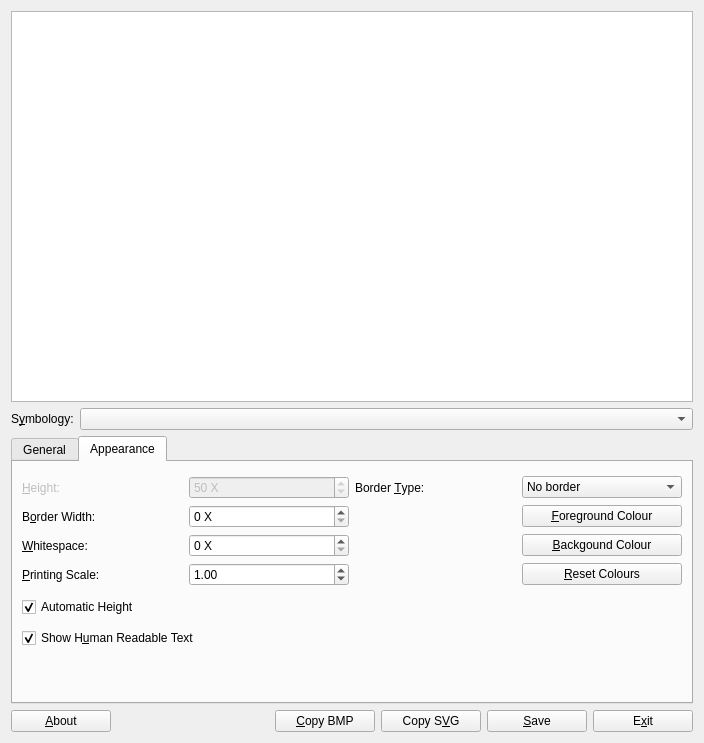
This is frontend_qt/mainWindow.ui in zint/zint as Qt 5 draws it before an edit. The edited form follows.
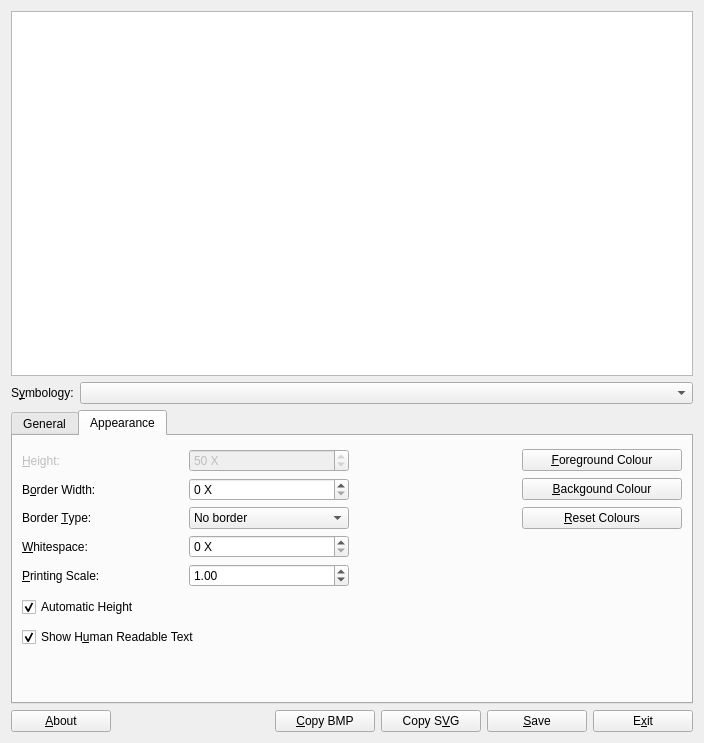
This is the edited form. Icons and pictures are not drawn.

```diff
--- a/frontend_qt/mainWindow.ui
+++ b/frontend_qt/mainWindow.ui
@@ -321,9 +321,25 @@
              </layout>
             </widget>
            </item>
+           <item>
+            <widget class="QCheckBox" name="chkEscape">
+             <property name="text">
+              <string>Parse Escape Sequences</string>
+             </property>
+             <property name="checked">
+              <bool>false</bool>
+             </property>
+            </widget>
+           </item>
           </layout>
          </widget>
          <widget class="QWidget" name="tabAppear">
+          <property name="maximumSize">
+           <size>
+            <width>678</width>
+            <height>16777215</height>
+           </size>
+          </property>
           <attribute name="title">
            <string>Appearance</string>
           </attribute>
@@ -346,45 +362,6 @@
                </property>
               </widget>
              </item>
-             <item row="1" column="0">
-              <widget class="QLabel" name="label_8">
-               <property name="text">
-                <string>B&amp;order Width:</string>
-               </property>
-               <property name="alignment">
-                <set>Qt::AlignLeading|Qt::AlignLeft|Qt::AlignVCenter</set>
-               </property>
-               <property name="buddy">
-                <cstring>bwidth</cstring>
-               </property>
-              </widget>
-             </item>
-             <item row="2" column="0">
-              <widget class="QLabel" name="lblWhitespace">
-               <property name="text">
-                <string>&amp;Whitespace:</string>
-               </property>
-               <property name="alignment">
-                <set>Qt::AlignLeading|Qt::AlignLeft|Qt::AlignVCenter</set>
-               </property>
-               <property name="buddy">
-                <cstring>spnWhitespace</cstring>
-               </property>
-              </widget>
-             </item>
-             <item row="3" column="0">
-              <widget class="QLabel" name="lblScale">
-               <property name="text">
-                <string>&amp;Printing Scale:</string>
-               </property>
-               <property name="alignment">
-                <set>Qt::AlignLeading|Qt::AlignLeft|Qt::AlignVCenter</set>
-               </property>
-               <property name="buddy">
-                <cstring>spnScale</cstring>
-               </property>
-              </widget>
-             </item>
              <item row="0" column="1">
               <widget class="QSpinBox" name="heightb">
                <property name="enabled">
@@ -407,6 +384,19 @@
                </property>
               </widget>
              </item>
+             <item row="1" column="0">
+              <widget class="QLabel" name="label_8">
+               <property name="text">
+                <string>B&amp;order Width:</string>
+               </property>
+               <property name="alignment">
+                <set>Qt::AlignLeading|Qt::AlignLeft|Qt::AlignVCenter</set>
+               </property>
+               <property name="buddy">
+                <cstring>bwidth</cstring>
+               </property>
+              </widget>
+             </item>
              <item row="1" column="1">
               <widget class="QSpinBox" name="bwidth">
                <property name="toolTip">
@@ -426,7 +416,55 @@
                </property>
               </widget>
              </item>
+             <item row="2" column="0">
+              <widget class="QLabel" name="label_9">
+               <property name="text">
+                <string>Border &amp;Type:</string>
+               </property>
+               <property name="alignment">
+                <set>Qt::AlignLeading|Qt::AlignLeft|Qt::AlignVCenter</set>
+               </property>
+               <property name="buddy">
+                <cstring>btype</cstring>
+               </property>
+              </widget>
+             </item>
              <item row="2" column="1">
+              <widget class="QComboBox" name="btype">
+               <property name="toolTip">
+                <string>Add border or box</string>
+               </property>
+               <item>
+                <property name="text">
+                 <string>No border</string>
+                </property>
+               </item>
+               <item>
+                <property name="text">
+                 <string>Bind</string>
+                </property>
+               </item>
+               <item>
+                <property name="text">
+                 <string>Box</string>
+                </property>
+               </item>
+              </widget>
+             </item>
+             <item row="3" column="0">
+              <widget class="QLabel" name="lblWhitespace">
+               <property name="text">
+                <string>&amp;Whitespace:</string>
+               </property>
+               <property name="alignment">
+                <set>Qt::AlignLeading|Qt::AlignLeft|Qt::AlignVCenter</set>
+               </property>
+               <property name="buddy">
+                <cstring>spnWhitespace</cstring>
+               </property>
+              </widget>
+             </item>
+             <item row="3" column="1">
               <widget class="QSpinBox" name="spnWhitespace">
                <property name="toolTip">
                 <string>Width of whitespace</string>
@@ -436,7 +474,20 @@
                </property>
               </widget>
              </item>
-             <item row="3" column="1">
+             <item row="4" column="0">
+              <widget class="QLabel" name="lblScale">
+               <property name="text">
+                <string>&amp;Printing Scale:</string>
+               </property>
+               <property name="alignment">
+                <set>Qt::AlignLeading|Qt::AlignLeft|Qt::AlignVCenter</set>
+               </property>
+               <property name="buddy">
+                <cstring>spnScale</cstring>
+               </property>
+              </widget>
+             </item>
+             <item row="4" column="1">
               <widget class="QDoubleSpinBox" name="spnScale">
                <property name="toolTip">
                 <string>Image scale when output to file</string>
@@ -462,41 +513,16 @@
               </widget>
              </item>
              <item row="0" column="2">
-              <widget class="QLabel" name="label_9">
+              <widget class="QLabel" name="label_dummyAppear02">
+               <property name="enabled">
+                <bool>false</bool>
+               </property>
                <property name="text">
-                <string>Border &amp;Type:</string>
-               </property>
-               <property name="alignment">
-                <set>Qt::AlignLeading|Qt::AlignLeft|Qt::AlignVCenter</set>
-               </property>
-               <property name="buddy">
-                <cstring>btype</cstring>
+                <string></string>
                </property>
               </widget>
              </item>
              <item row="0" column="3">
-              <widget class="QComboBox" name="btype">
-               <property name="toolTip">
-                <string>Add border or box</string>
-               </property>
-               <item>
-                <property name="text">
-                 <string>No border</string>
-                </property>
-               </item>
-               <item>
-                <property name="text">
-                 <string>Bind</string>
-                </property>
-               </item>
-               <item>
-                <property name="text">
-                 <string>Box</string>
-                </property>
-               </item>
-              </widget>
-             </item>
-             <item row="1" column="3">
               <widget class="QPushButton" name="fgcolor">
                <property name="toolTip">
                 <string>Change ink colour</string>
@@ -506,7 +532,17 @@
                </property>
               </widget>
              </item>
-             <item row="2" column="3">
+             <item row="1" column="2">
+              <widget class="QLabel" name="label_dummyAppear12">
+               <property name="enabled">
+                <bool>false</bool>
+               </property>
+               <property name="text">
+                <string></string>
+               </property>
+              </widget>
+             </item>
+             <item row="1" column="3">
               <widget class="QPushButton" name="bgcolor">
                <property name="toolTip">
                 <string>Change paper colour</string>
@@ -516,7 +552,17 @@
                </property>
               </widget>
              </item>
-             <item row="3" column="3">
+             <item row="2" column="2">
+              <widget class="QLabel" name="label_dummyAppear13">
+               <property name="enabled">
+                <bool>false</bool>
+               </property>
+               <property name="text">
+                <string></string>
+               </property>
+              </widget>
+             </item>
+             <item row="2" column="3">
               <widget class="QPushButton" name="btnReset">
                <property name="toolTip">
                 <string>Reset to black on white</string>
```
